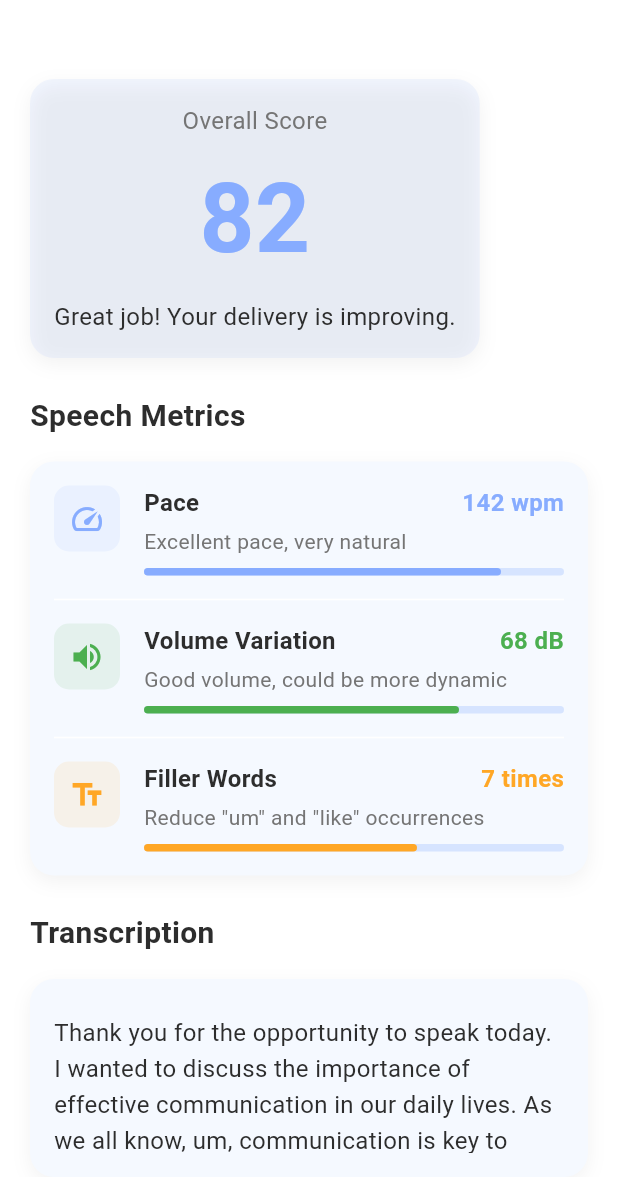
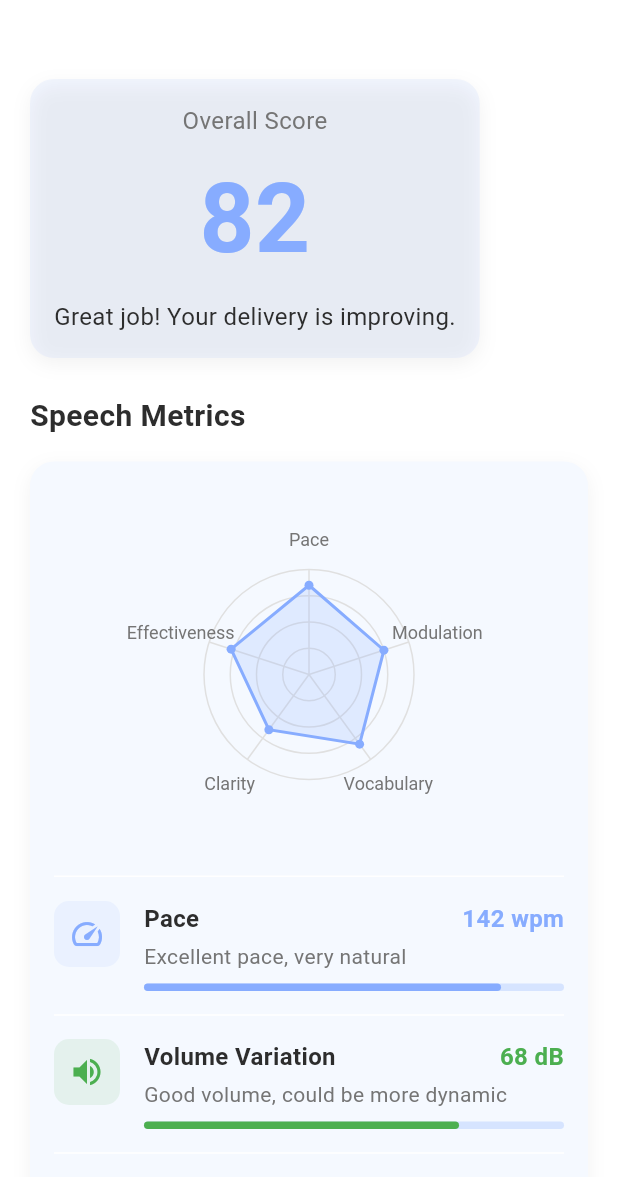
Before and after one commit to naela-girsy-projects/Project-VocalLabs, a Flutter app: the FeedbackScreen screen opened by its route, after a tap on the "close" icon, after a tap on "View All", after a tap on "82", on a phone screen of 412 x 824 dp, the part 59-1236 px from its top. Run offline on Flutter 3.47's test engine with Material 3 defaults, Android fonts, the phone set to English and light mode, and no system bars; our stand-ins replace fl_chart; Roboto replaces fonts that are missing (Poppins).

Commit message:
included  the radar chart implementation.

```diff
--- a/Client/lib/screens/feedback_screen.dart
+++ b/Client/lib/screens/feedback_screen.dart
@@ -2,6 +2,7 @@ import 'package:flutter/material.dart';
 import 'package:vocallabs_flutter_app/utils/constants.dart';
 import 'package:vocallabs_flutter_app/widgets/custom_button.dart';
 import 'package:vocallabs_flutter_app/widgets/card_layout.dart';
+import 'dart:math' as math;
 
 class FeedbackScreen extends StatelessWidget {
   const FeedbackScreen({super.key});
@@ -62,6 +63,13 @@ class FeedbackScreen extends StatelessWidget {
                 CardLayout(
                   child: Column(
                     children: [
+                      // Add radar chart here
+                      const SizedBox(height: 16),
+                      SizedBox(height: 220, child: buildSimpleRadarChart()),
+                      const SizedBox(height: 24),
+                      const Divider(height: 1),
+                      const SizedBox(height: 16),
+
                       _buildMetricItem(
                         icon: Icons.speed,
                         title: 'Pace',
@@ -228,4 +236,148 @@ class FeedbackScreen extends StatelessWidget {
       ),
     );
   }
+
+  Widget buildSimpleRadarChart() {
+    const categories = [
+      'Pace',
+      'Modulation',
+      'Vocabulary',
+      'Clarity',
+      'Effectiveness',
+    ];
+    final values = [0.85, 0.75, 0.82, 0.65, 0.78];
+
+    return CustomPaint(
+      size: const Size(double.infinity, 200),
+      painter: SimpleRadarChartPainter(
+        values: values,
+        categories: categories,
+        fillColor: AppColors.primaryBlue.withOpacity(0.2),
+        borderColor: AppColors.primaryBlue,
+        textColor: AppColors.lightText,
+      ),
+    );
+  }
 }
+
+// Custom radar chart painter class
+class SimpleRadarChartPainter extends CustomPainter {
+  final List<double> values;
+  final List<String> categories;
+  final Color fillColor;
+  final Color borderColor;
+  final Color textColor;
+
+  SimpleRadarChartPainter({
+    required this.values,
+    required this.categories,
+    required this.fillColor,
+    required this.borderColor,
+    required this.textColor,
+  });
+
+  @override
+  void paint(Canvas canvas, Size size) {
+    final center = Offset(size.width / 2, size.height / 2);
+    final radius =
+        size.width < size.height ? size.width / 2 - 40 : size.height / 2 - 40;
+    final count = values.length;
+
+    // Draw background grid
+    final gridPaint =
+        Paint()
+          ..color = Colors.grey.shade300
+          ..style = PaintingStyle.stroke
+          ..strokeWidth = 1;
+
+    // Draw grid circles
+    for (int i = 1; i <= 4; i++) {
+      final gridRadius = radius * i / 4;
+      canvas.drawCircle(center, gridRadius, gridPaint);
+    }
+
+    // Draw spokes
+    for (int i = 0; i < count; i++) {
+      final angle = 2 * 3.14159 * i / count - 3.14159 / 2;
+      final x = center.dx + radius * cos(angle);
+      final y = center.dy + radius * sin(angle);
+      canvas.drawLine(center, Offset(x, y), gridPaint);
+
+      // Draw category labels
+      final labelX = center.dx + (radius + 20) * cos(angle);
+      final labelY = center.dy + (radius + 20) * sin(angle);
+
+      final textPainter = TextPainter(
+        text: TextSpan(
+          text: categories[i],
+          style: TextStyle(color: textColor, fontSize: 12),
+        ),
+        textDirection: TextDirection.ltr,
+      );
+      textPainter.layout();
+      textPainter.paint(
+        canvas,
+        Offset(labelX - textPainter.width / 2, labelY - textPainter.height / 2),
+      );
+    }
+
+    // Draw polygon
+    final fillPaint =
+        Paint()
+          ..color = fillColor
+          ..style = PaintingStyle.fill;
+
+    final borderPaint =
+        Paint()
+          ..color = borderColor
+          ..style = PaintingStyle.stroke
+          ..strokeWidth = 2;
+
+    final path = Path();
+    for (int i = 0; i < count; i++) {
+      final value = values[i];
+      final angle = 2 * 3.14159 * i / count - 3.14159 / 2;
+      final x = center.dx + radius * value * cos(angle);
+      final y = center.dy + radius * value * sin(angle);
+
+      if (i == 0) {
+        path.moveTo(x, y);
+      } else {
+        path.lineTo(x, y);
+      }
+    }
+    path.close();
+
+    canvas.drawPath(path, fillPaint);
+    canvas.drawPath(path, borderPaint);
+
+    // Draw data points
+    final pointPaint =
+        Paint()
+          ..color = borderColor
+          ..style = PaintingStyle.fill;
+
+    for (int i = 0; i < count; i++) {
+      final value = values[i];
+      final angle = 2 * 3.14159 * i / count - 3.14159 / 2;
+      final x = center.dx + radius * value * cos(angle);
+      final y = center.dy + radius * value * sin(angle);
+
+      canvas.drawCircle(Offset(x, y), 3, pointPaint);
+    }
+  }
+
+  @override
+  bool shouldRepaint(covariant CustomPainter oldDelegate) {
+    return true;
+  }
+
+  // Helper for angle calculations
+  double cos(double angle) {
+    return math.cos(angle);
+  }
+
+  double sin(double angle) {
+    return math.sin(angle);
+  }
+}
```
